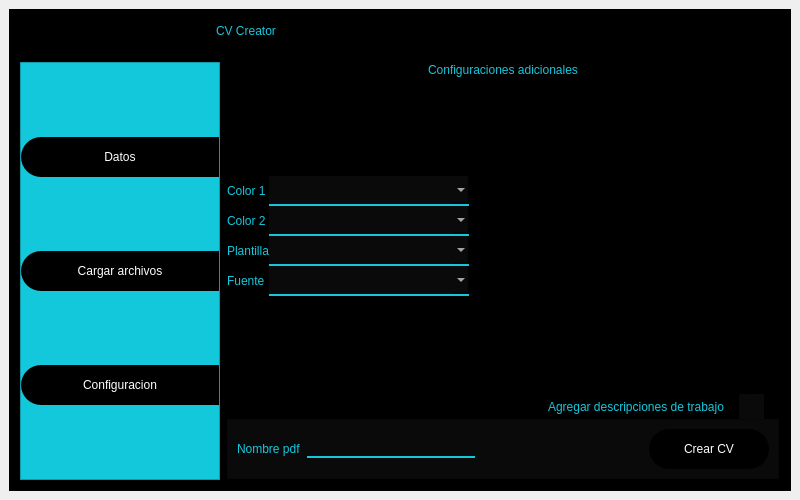
Qt form gui/CV-creator.ui (Johan-Wa/cv-creator) before a commit.
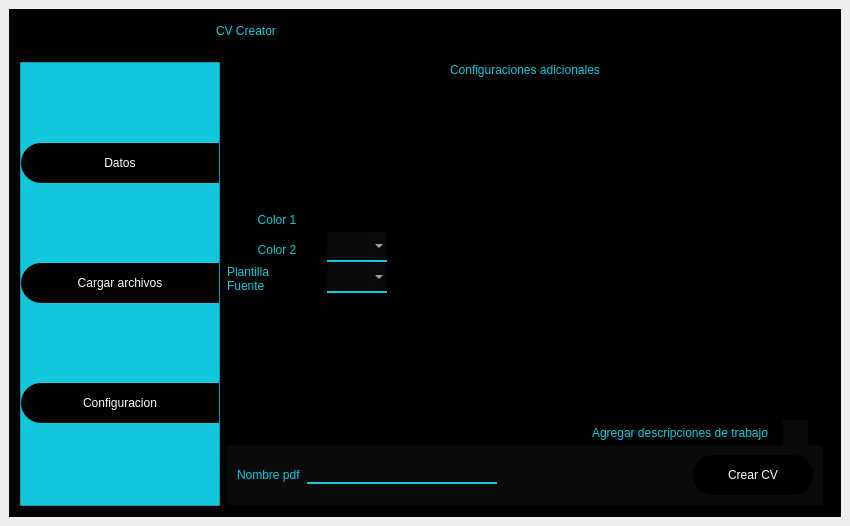
The same form after that commit. The open tabs and pages were chosen to show the change. Icons and pictures are not drawn.

Commit message: Color dialog, template views

Diff of the .ui file:
```diff
--- a/gui/CV-creator.ui
+++ b/gui/CV-creator.ui
@@ -6,14 +6,14 @@
    <rect>
     <x>0</x>
     <y>0</y>
-    <width>800</width>
-    <height>500</height>
+    <width>850</width>
+    <height>526</height>
    </rect>
   </property>
   <property name="minimumSize">
    <size>
-    <width>800</width>
-    <height>500</height>
+    <width>850</width>
+    <height>520</height>
    </size>
   </property>
   <property name="windowTitle">
@@ -818,7 +818,7 @@
                      <item>
                       <widget class="QLabel" name="label_21">
                        <property name="text">
-                        <string>Salida</string>
+                        <string>Guardar en</string>
                        </property>
                       </widget>
                      </item>
@@ -1135,14 +1135,34 @@
                    <item>
                     <layout class="QVBoxLayout" name="verticalLayout_10">
                      <item>
-                      <widget class="QLabel" name="label_15">
+                      <widget class="QPushButton" name="bt_color1">
+                       <property name="minimumSize">
+                        <size>
+                         <width>100</width>
+                         <height>30</height>
+                        </size>
+                       </property>
+                       <property name="styleSheet">
+                        <string notr="true">font: 87 16pt &quot;Noto Sans&quot;;
+color: rgb(20,200,220);</string>
+                       </property>
                        <property name="text">
                         <string>Color 1</string>
                        </property>
                       </widget>
                      </item>
                      <item>
-                      <widget class="QLabel" name="label_16">
+                      <widget class="QPushButton" name="bt_color2">
+                       <property name="minimumSize">
+                        <size>
+                         <width>100</width>
+                         <height>30</height>
+                        </size>
+                       </property>
+                       <property name="styleSheet">
+                        <string notr="true">font: 87 16pt &quot;Noto Sans&quot;;
+color: rgb(20,200,220);</string>
+                       </property>
                        <property name="text">
                         <string>Color 2</string>
                        </property>
@@ -1150,6 +1170,18 @@
                      </item>
                      <item>
                       <widget class="QLabel" name="label_17">
+                       <property name="minimumSize">
+                        <size>
+                         <width>0</width>
+                         <height>0</height>
+                        </size>
+                       </property>
+                       <property name="maximumSize">
+                        <size>
+                         <width>16777215</width>
+                         <height>30</height>
+                        </size>
+                       </property>
                        <property name="text">
                         <string>Plantilla</string>
                        </property>
@@ -1157,6 +1189,12 @@
                      </item>
                      <item>
                       <widget class="QLabel" name="label_18">
+                       <property name="maximumSize">
+                        <size>
+                         <width>16777215</width>
+                         <height>30</height>
+                        </size>
+                       </property>
                        <property name="text">
                         <string>Fuente</string>
                        </property>
@@ -1167,26 +1205,38 @@
                    <item>
                     <layout class="QVBoxLayout" name="verticalLayout_11" stretch="0,0,0,0">
                      <property name="spacing">
-                      <number>0</number>
+                      <number>1</number>
                      </property>
                      <item>
-                      <widget class="QComboBox" name="comboC1">
-                       <property name="minimumSize">
+                      <widget class="QFrame" name="fr_color1">
+                       <property name="maximumSize">
                         <size>
-                         <width>0</width>
+                         <width>16777215</width>
                          <height>30</height>
                         </size>
                        </property>
+                       <property name="frameShape">
+                        <enum>QFrame::StyledPanel</enum>
+                       </property>
+                       <property name="frameShadow">
+                        <enum>QFrame::Raised</enum>
+                       </property>
                       </widget>
                      </item>
                      <item>
-                      <widget class="QComboBox" name="comboC2">
-                       <property name="minimumSize">
+                      <widget class="QFrame" name="fr_color2">
+                       <property name="maximumSize">
                         <size>
-                         <width>200</width>
+                         <width>16777215</width>
                          <height>30</height>
                         </size>
                        </property>
+                       <property name="frameShape">
+                        <enum>QFrame::StyledPanel</enum>
+                       </property>
+                       <property name="frameShadow">
+                        <enum>QFrame::Raised</enum>
+                       </property>
                       </widget>
                      </item>
                      <item>
@@ -1224,6 +1274,63 @@
                      </property>
                     </spacer>
                    </item>
+                   <item>
+                    <widget class="QLabel" name="lb_image">
+                     <property name="minimumSize">
+                      <size>
+                       <width>0</width>
+                       <height>0</height>
+                      </size>
+                     </property>
+                     <property name="text">
+                      <string/>
+                     </property>
+                     <property name="pixmap">
+                      <pixmap>src/templates/plantilla1.jpg</pixmap>
+                     </property>
+                     <property name="scaledContents">
+                      <bool>true</bool>
+                     </property>
+                     <property name="alignment">
+                      <set>Qt::AlignCenter</set>
+                     </property>
+                     <property name="wordWrap">
+                      <bool>false</bool>
+                     </property>
+                     <property name="margin">
+                      <number>1</number>
+                     </property>
+                     <property name="indent">
+                      <number>-1</number>
+                     </property>
+                     <property name="openExternalLinks">
+                      <bool>false</bool>
+                     </property>
+                    </widget>
+                   </item>
+                   <item>
+                    <spacer name="horizontalSpacer_13">
+                     <property name="orientation">
+                      <enum>Qt::Horizontal</enum>
+                     </property>
+                     <property name="sizeHint" stdset="0">
+                      <size>
+                       <width>40</width>
+                       <height>20</height>
+                      </size>
+                     </property>
+                    </spacer>
+                   </item>
+                   <item>
+                    <widget class="QFrame" name="frame_5">
+                     <property name="frameShape">
+                      <enum>QFrame::StyledPanel</enum>
+                     </property>
+                     <property name="frameShadow">
+                      <enum>QFrame::Raised</enum>
+                     </property>
+                    </widget>
+                   </item>
                   </layout>
                  </item>
                  <item>
@@ -1394,6 +1501,16 @@
             </layout>
            </widget>
           </item>
+          <item>
+           <widget class="QFrame" name="frame_4">
+            <property name="frameShape">
+             <enum>QFrame::StyledPanel</enum>
+            </property>
+            <property name="frameShadow">
+             <enum>QFrame::Raised</enum>
+            </property>
+           </widget>
+          </item>
          </layout>
         </widget>
        </item>
```
The commit also changes 7 other files.
